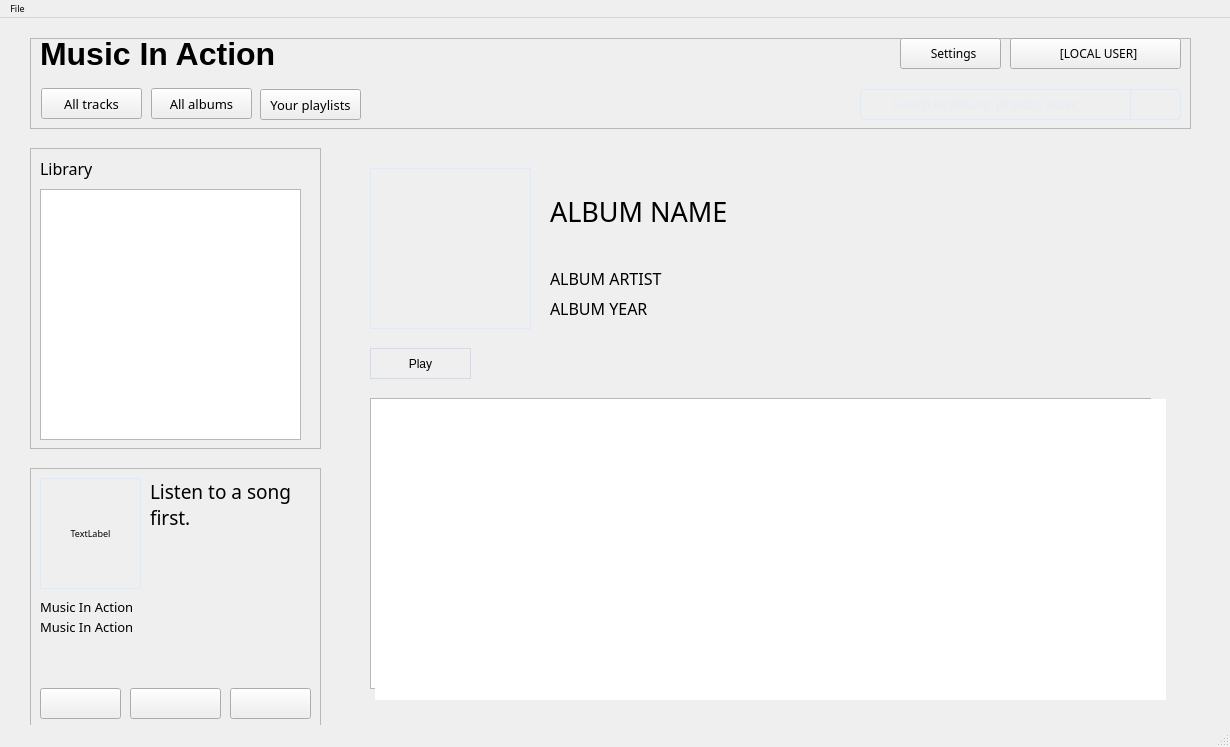
Old version of the form mainwindow.ui in the repository AlexDev404/GUIFinalProject.
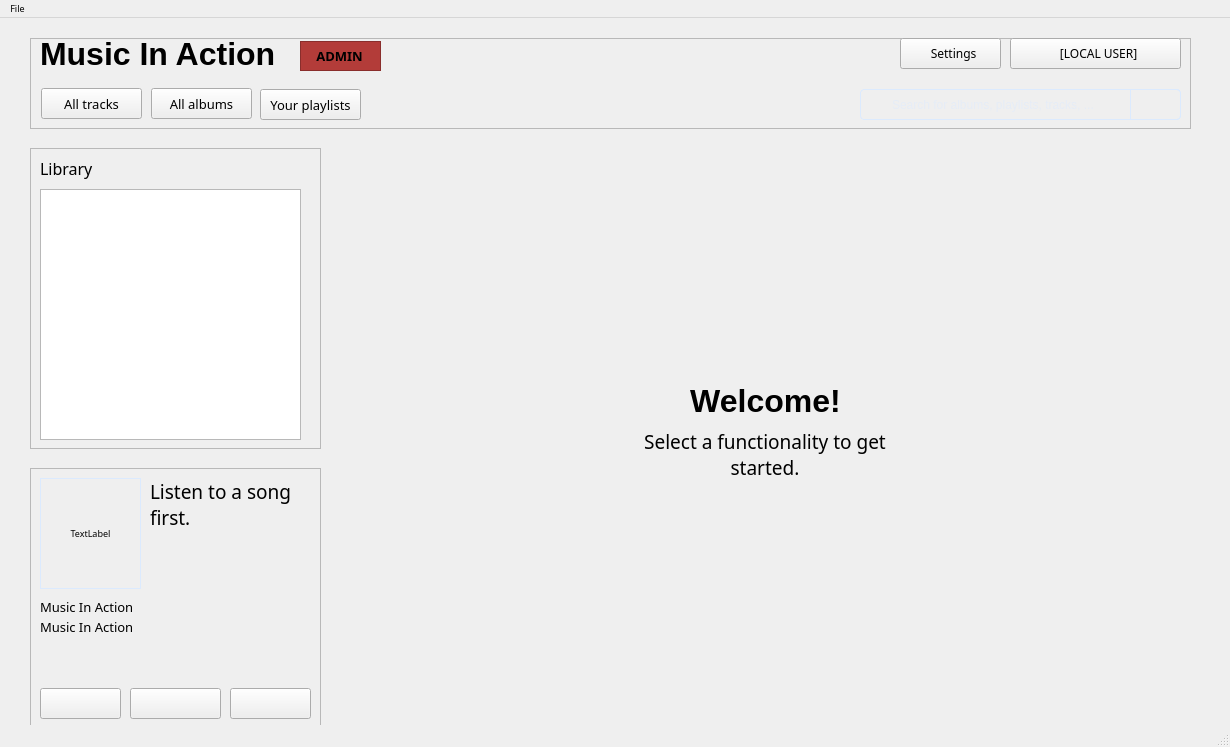
New version of the form. Icons and pictures are not drawn.

Commit message: Time to finish translation and build to prod

What changed in the file:
```diff
--- a/mainwindow.ui
+++ b/mainwindow.ui
@@ -51,7 +51,7 @@
 }</string>
     </property>
     <property name="currentIndex">
-     <number>0</number>
+     <number>1</number>
     </property>
     <widget class="QWidget" name="libraryDisplayPage">
      <widget class="QLabel" name="album_Image_ld">
@@ -204,6 +204,69 @@
       </property>
      </widget>
     </widget>
+    <widget class="QWidget" name="welcomePage">
+     <widget class="QLabel" name="track_name_pa_4">
+      <property name="geometry">
+       <rect>
+        <x>280</x>
+        <y>280</y>
+        <width>270</width>
+        <height>81</height>
+       </rect>
+      </property>
+      <property name="font">
+       <font>
+        <family>Work Sans Semibold</family>
+        <pointsize>14</pointsize>
+        <stylestrategy>PreferAntialias</stylestrategy>
+        <hintingpreference>PreferFullHinting</hintingpreference>
+       </font>
+      </property>
+      <property name="styleSheet">
+       <string notr="true">font-family: &quot;Work Sans Semibold&quot;;</string>
+      </property>
+      <property name="text">
+       <string>Select a functionality to get started.</string>
+      </property>
+      <property name="scaledContents">
+       <bool>true</bool>
+      </property>
+      <property name="alignment">
+       <set>Qt::AlignHCenter|Qt::AlignTop</set>
+      </property>
+      <property name="wordWrap">
+       <bool>true</bool>
+      </property>
+     </widget>
+     <widget class="QLabel" name="title_text_4">
+      <property name="geometry">
+       <rect>
+        <x>300</x>
+        <y>237</y>
+        <width>231</width>
+        <height>31</height>
+       </rect>
+      </property>
+      <property name="font">
+       <font>
+        <family>Segoe UI</family>
+        <pointsize>24</pointsize>
+        <bold>true</bold>
+        <stylestrategy>PreferAntialias</stylestrategy>
+        <hintingpreference>PreferFullHinting</hintingpreference>
+       </font>
+      </property>
+      <property name="styleSheet">
+       <string notr="true"/>
+      </property>
+      <property name="text">
+       <string>Welcome!</string>
+      </property>
+      <property name="alignment">
+       <set>Qt::AlignCenter</set>
+      </property>
+     </widget>
+    </widget>
     <widget class="QWidget" name="formsPage">
      <widget class="QTabWidget" name="managementTab_fp">
       <property name="geometry">
@@ -1991,6 +2054,50 @@
       </property>
      </widget>
     </widget>
+    <widget class="QFrame" name="adminModeRoleFrame">
+     <property name="geometry">
+      <rect>
+       <x>270</x>
+       <y>3</y>
+       <width>81</width>
+       <height>30</height>
+      </rect>
+     </property>
+     <property name="styleSheet">
+      <string notr="true">background: #B33C39;</string>
+     </property>
+     <property name="frameShape">
+      <enum>QFrame::StyledPanel</enum>
+     </property>
+     <property name="frameShadow">
+      <enum>QFrame::Raised</enum>
+     </property>
+     <widget class="QLabel" name="label">
+      <property name="geometry">
+       <rect>
+        <x>4</x>
+        <y>5</y>
+        <width>71</width>
+        <height>20</height>
+       </rect>
+      </property>
+      <property name="font">
+       <font>
+        <family>Work Sans</family>
+        <pointsize>10</pointsize>
+        <bold>true</bold>
+        <stylestrategy>PreferAntialias</stylestrategy>
+        <hintingpreference>PreferFullHinting</hintingpreference>
+       </font>
+      </property>
+      <property name="text">
+       <string>ADMIN</string>
+      </property>
+      <property name="alignment">
+       <set>Qt::AlignCenter</set>
+      </property>
+     </widget>
+    </widget>
    </widget>
    <zorder>header</zorder>
    <zorder>mainStackedWidget</zorder>
```
Left out of the diff: 3 changed lines with no effect on the pictures. The commit also changes 2 other files.
